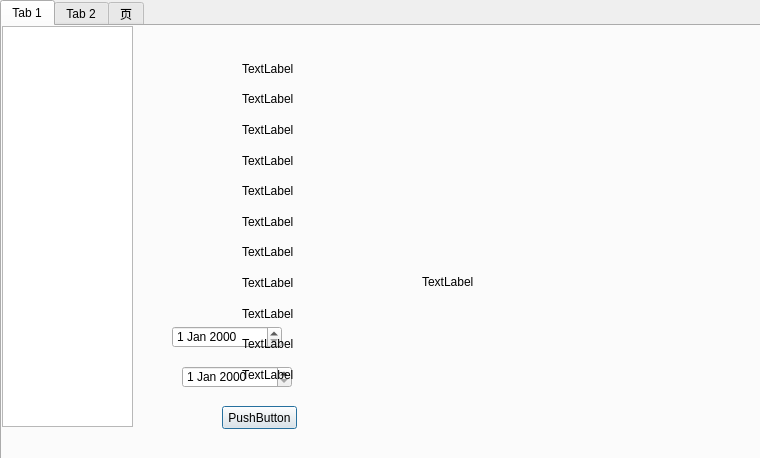
Old version of the form manager.ui in the repository TommyLee96/car-rent.
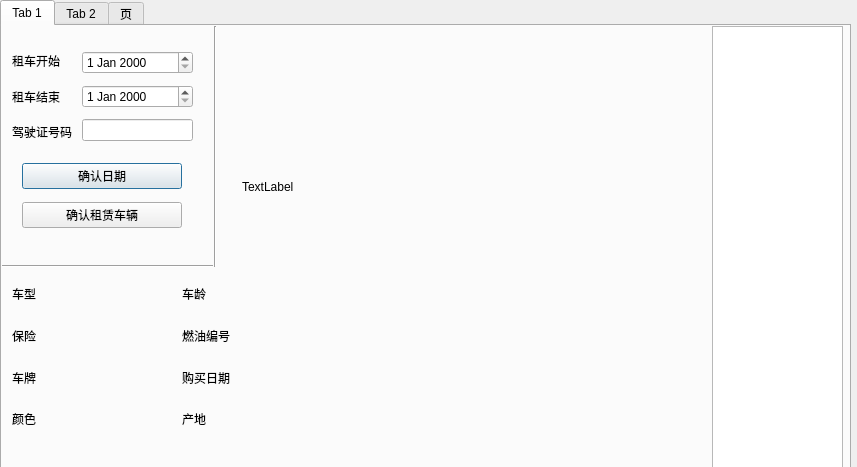
New version of the form.

```diff
--- a/manager.ui
+++ b/manager.ui
@@ -6,8 +6,8 @@
    <rect>
     <x>0</x>
     <y>0</y>
-    <width>760</width>
-    <height>458</height>
+    <width>857</width>
+    <height>467</height>
    </rect>
   </property>
   <property name="windowTitle">
@@ -18,8 +18,8 @@
     <rect>
      <x>0</x>
      <y>0</y>
-     <width>761</width>
-     <height>471</height>
+     <width>851</width>
+     <height>481</height>
     </rect>
    </property>
    <property name="currentIndex">
@@ -32,53 +32,20 @@
     <widget class="QTableView" name="tableView">
      <property name="geometry">
       <rect>
-       <x>0</x>
+       <x>710</x>
        <y>0</y>
        <width>131</width>
-       <height>401</height>
-      </rect>
-     </property>
-    </widget>
-    <widget class="QPushButton" name="pushButton">
-     <property name="geometry">
-      <rect>
-       <x>220</x>
-       <y>380</y>
-       <width>75</width>
-       <height>23</height>
-      </rect>
-     </property>
-     <property name="text">
-      <string>PushButton</string>
-     </property>
-    </widget>
-    <widget class="QDateEdit" name="dateEdit">
-     <property name="geometry">
-      <rect>
-       <x>170</x>
-       <y>300</y>
-       <width>110</width>
-       <height>22</height>
-      </rect>
-     </property>
-    </widget>
-    <widget class="QDateEdit" name="dateEdit_2">
-     <property name="geometry">
-      <rect>
-       <x>180</x>
-       <y>340</y>
-       <width>110</width>
-       <height>22</height>
+       <height>451</height>
       </rect>
      </property>
     </widget>
     <widget class="QLabel" name="label_12">
      <property name="geometry">
       <rect>
-       <x>420</x>
-       <y>130</y>
-       <width>281</width>
-       <height>251</height>
+       <x>240</x>
+       <y>10</y>
+       <width>451</width>
+       <height>301</height>
       </rect>
      </property>
      <property name="text">
@@ -88,92 +55,269 @@
     <widget class="QWidget" name="verticalLayoutWidget">
      <property name="geometry">
       <rect>
-       <x>240</x>
-       <y>30</y>
-       <width>160</width>
-       <height>331</height>
+       <x>60</x>
+       <y>250</y>
+       <width>111</width>
+       <height>161</height>
       </rect>
      </property>
      <layout class="QVBoxLayout" name="verticalLayout">
+      <item>
+       <widget class="QLabel" name="label">
+        <property name="text">
+         <string/>
+        </property>
+       </widget>
+      </item>
       <item>
        <widget class="QLabel" name="label_2">
         <property name="text">
-         <string>TextLabel</string>
+         <string/>
         </property>
        </widget>
       </item>
       <item>
        <widget class="QLabel" name="label_3">
         <property name="text">
-         <string>TextLabel</string>
-        </property>
-       </widget>
-      </item>
-      <item>
-       <widget class="QLabel" name="label">
-        <property name="text">
-         <string>TextLabel</string>
-        </property>
-       </widget>
-      </item>
-      <item>
-       <widget class="QLabel" name="label_5">
-        <property name="text">
-         <string>TextLabel</string>
+         <string/>
         </property>
        </widget>
       </item>
       <item>
        <widget class="QLabel" name="label_4">
         <property name="text">
-         <string>TextLabel</string>
+         <string/>
+        </property>
+       </widget>
+      </item>
+     </layout>
+    </widget>
+    <widget class="QWidget" name="verticalLayoutWidget_2">
+     <property name="geometry">
+      <rect>
+       <x>240</x>
+       <y>250</y>
+       <width>101</width>
+       <height>161</height>
+      </rect>
+     </property>
+     <layout class="QVBoxLayout" name="verticalLayout_2">
+      <item>
+       <widget class="QLabel" name="label_5">
+        <property name="text">
+         <string/>
         </property>
        </widget>
       </item>
       <item>
        <widget class="QLabel" name="label_6">
         <property name="text">
-         <string>TextLabel</string>
+         <string/>
         </property>
        </widget>
       </item>
       <item>
        <widget class="QLabel" name="label_7">
         <property name="text">
-         <string>TextLabel</string>
-        </property>
-       </widget>
-      </item>
-      <item>
-       <widget class="QLabel" name="label_8">
-        <property name="text">
-         <string>TextLabel</string>
+         <string/>
         </property>
        </widget>
       </item>
       <item>
        <widget class="QLabel" name="label_9">
         <property name="text">
-         <string>TextLabel</string>
+         <string/>
         </property>
        </widget>
       </item>
-      <item>
-       <widget class="QLabel" name="label_11">
-        <property name="text">
-         <string>TextLabel</string>
-        </property>
-       </widget>
-      </item>
+     </layout>
+    </widget>
+    <widget class="QWidget" name="verticalLayoutWidget_3">
+     <property name="geometry">
+      <rect>
+       <x>10</x>
+       <y>250</y>
+       <width>31</width>
+       <height>161</height>
+      </rect>
+     </property>
+     <layout class="QVBoxLayout" name="verticalLayout_3">
       <item>
        <widget class="QLabel" name="label_10">
         <property name="text">
-         <string>TextLabel</string>
+         <string>车型</string>
         </property>
        </widget>
       </item>
+      <item>
+       <widget class="QLabel" name="label_11">
+        <property name="text">
+         <string>保险</string>
+        </property>
+       </widget>
+      </item>
+      <item>
+       <widget class="QLabel" name="label_13">
+        <property name="text">
+         <string>车牌</string>
+        </property>
+       </widget>
+      </item>
+      <item>
+       <widget class="QLabel" name="label_8">
+        <property name="text">
+         <string>颜色</string>
+        </property>
+       </widget>
+      </item>
      </layout>
     </widget>
+    <widget class="QWidget" name="verticalLayoutWidget_4">
+     <property name="geometry">
+      <rect>
+       <x>180</x>
+       <y>250</y>
+       <width>51</width>
+       <height>161</height>
+      </rect>
+     </property>
+     <layout class="QVBoxLayout" name="verticalLayout_4">
+      <item>
+       <widget class="QLabel" name="label_15">
+        <property name="text">
+         <string>车龄</string>
+        </property>
+       </widget>
+      </item>
+      <item>
+       <widget class="QLabel" name="label_16">
+        <property name="text">
+         <string>燃油编号</string>
+        </property>
+       </widget>
+      </item>
+      <item>
+       <widget class="QLabel" name="label_17">
+        <property name="text">
+         <string>购买日期</string>
+        </property>
+       </widget>
+      </item>
+      <item>
+       <widget class="QLabel" name="label_14">
+        <property name="text">
+         <string>产地</string>
+        </property>
+       </widget>
+      </item>
+     </layout>
+    </widget>
+    <widget class="QWidget" name="verticalLayoutWidget_5">
+     <property name="geometry">
+      <rect>
+       <x>80</x>
+       <y>20</y>
+       <width>111</width>
+       <height>103</height>
+      </rect>
+     </property>
+     <layout class="QVBoxLayout" name="verticalLayout_5">
+      <item>
+       <widget class="QDateEdit" name="dateEdit"/>
+      </item>
+      <item>
+       <widget class="QDateEdit" name="dateEdit_2"/>
+      </item>
+      <item>
+       <widget class="QLineEdit" name="lineEdit"/>
+      </item>
+     </layout>
+    </widget>
+    <widget class="QWidget" name="verticalLayoutWidget_6">
+     <property name="geometry">
+      <rect>
+       <x>20</x>
+       <y>130</y>
+       <width>160</width>
+       <height>80</height>
+      </rect>
+     </property>
+     <layout class="QVBoxLayout" name="verticalLayout_6">
+      <item>
+       <widget class="QPushButton" name="pushButton">
+        <property name="text">
+         <string>确认日期</string>
+        </property>
+       </widget>
+      </item>
+      <item>
+       <widget class="QPushButton" name="pushButton_2">
+        <property name="text">
+         <string>确认租赁车辆</string>
+        </property>
+       </widget>
+      </item>
+     </layout>
+    </widget>
+    <widget class="QWidget" name="verticalLayoutWidget_7">
+     <property name="geometry">
+      <rect>
+       <x>10</x>
+       <y>20</y>
+       <width>71</width>
+       <height>101</height>
+      </rect>
+     </property>
+     <layout class="QVBoxLayout" name="verticalLayout_7">
+      <item>
+       <widget class="QLabel" name="label_18">
+        <property name="text">
+         <string>租车开始</string>
+        </property>
+       </widget>
+      </item>
+      <item>
+       <widget class="QLabel" name="label_19">
+        <property name="text">
+         <string>租车结束</string>
+        </property>
+       </widget>
+      </item>
+      <item>
+       <widget class="QLabel" name="label_20">
+        <property name="text">
+         <string>驾驶证号码</string>
+        </property>
+       </widget>
+      </item>
+     </layout>
+    </widget>
+    <widget class="Line" name="line">
+     <property name="geometry">
+      <rect>
+       <x>203</x>
+       <y>0</y>
+       <width>20</width>
+       <height>241</height>
+      </rect>
+     </property>
+     <property name="orientation">
+      <enum>Qt::Vertical</enum>
+     </property>
+    </widget>
+    <widget class="Line" name="line_2">
+     <property name="geometry">
+      <rect>
+       <x>0</x>
+       <y>230</y>
+       <width>211</width>
+       <height>20</height>
+      </rect>
+     </property>
+     <property name="orientation">
+      <enum>Qt::Horizontal</enum>
+     </property>
+    </widget>
    </widget>
    <widget class="QWidget" name="tab_2">
     <attribute name="title">
```
